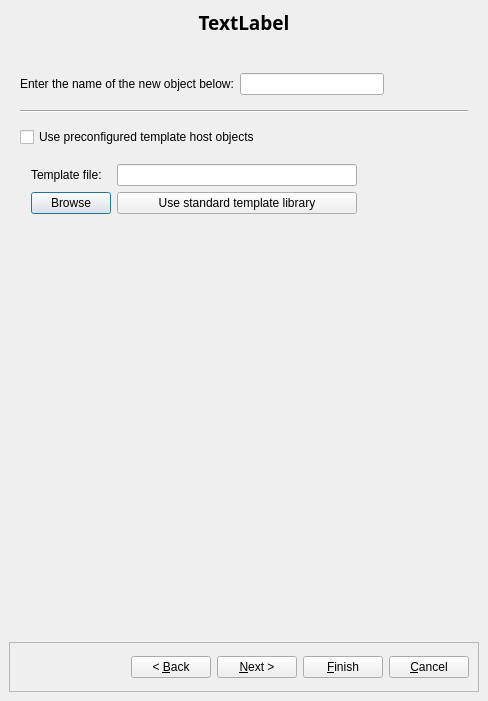
First picture: the form in src/gui/newhostdialog_q.ui, repository fwbuilder/fwbuilder, before the edit.
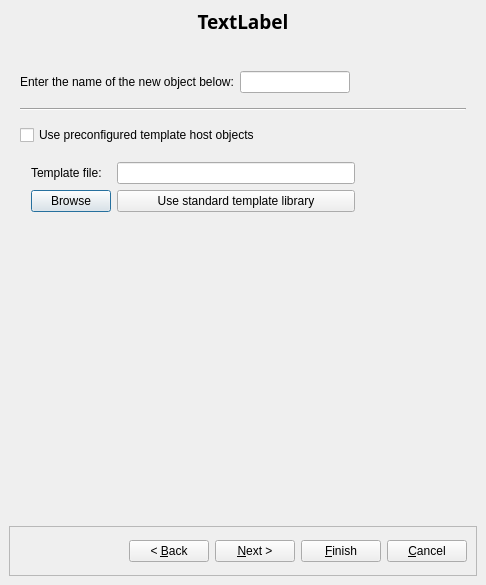
Second picture: the form after the edit. Icons and pictures are not drawn.

```diff
--- a/src/gui/newhostdialog_q.ui
+++ b/src/gui/newhostdialog_q.ui
@@ -5,8 +5,8 @@
    <rect>
     <x>0</x>
     <y>0</y>
-    <width>488</width>
-    <height>701</height>
+    <width>486</width>
+    <height>585</height>
    </rect>
   </property>
   <layout class="QVBoxLayout" >
@@ -201,7 +201,7 @@
          </layout>
         </widget>
        </item>
-       <item row="5" column="1" >
+       <item row="5" column="0" colspan="2" >
         <spacer>
          <property name="orientation" >
           <enum>Qt::Vertical</enum>
@@ -212,7 +212,7 @@
          <property name="sizeHint" >
           <size>
            <width>144</width>
-           <height>341</height>
+           <height>161</height>
           </size>
          </property>
         </spacer>
```
